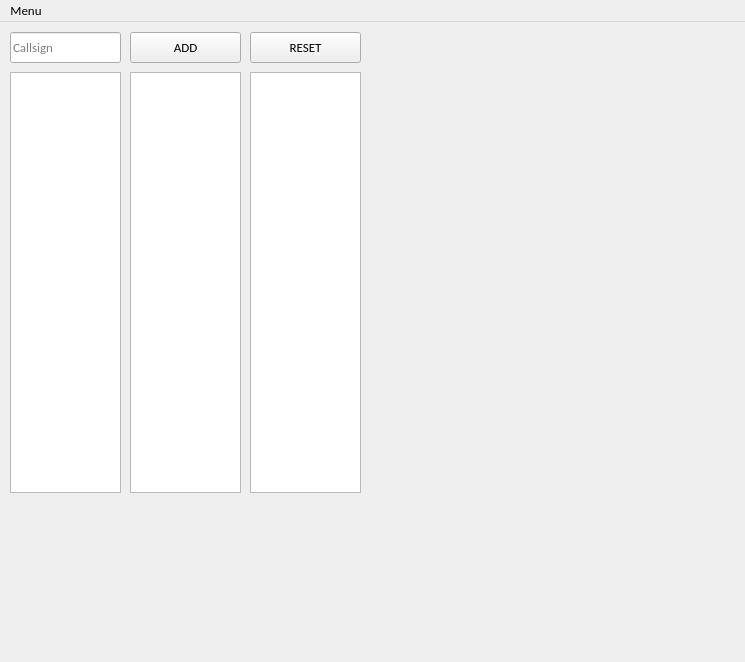
Before: the Qt Designer form form.ui in KingfuChan/Flight-Strip-Manager, drawn with Qt 5.
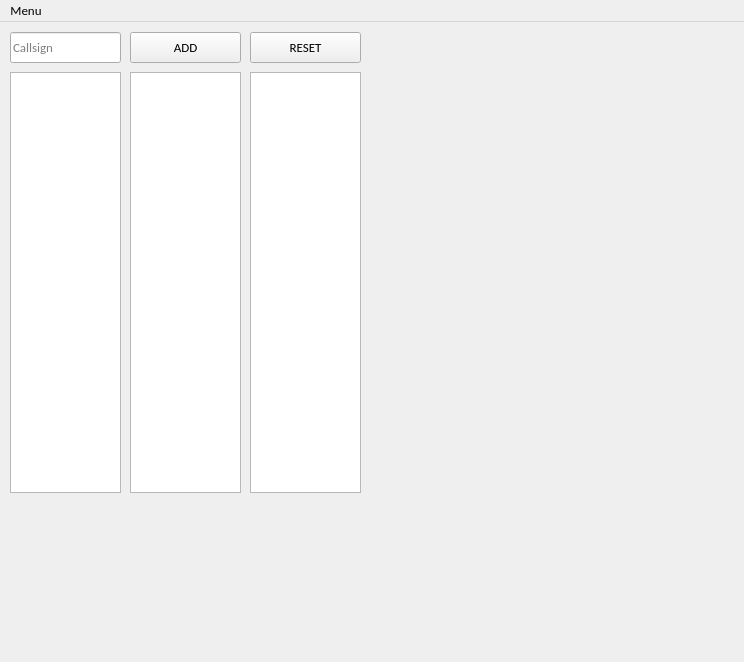
After: the same form once the commit is applied.

The edit to the form file:
```diff
--- a/form.ui
+++ b/form.ui
@@ -6,7 +6,7 @@
    <rect>
     <x>0</x>
     <y>0</y>
-    <width>745</width>
+    <width>744</width>
     <height>662</height>
    </rect>
   </property>
@@ -182,7 +182,7 @@
     <rect>
      <x>0</x>
      <y>0</y>
-     <width>745</width>
+     <width>744</width>
      <height>26</height>
     </rect>
    </property>
```
Left out of the diff: 84 changed lines with no effect on the pictures.
